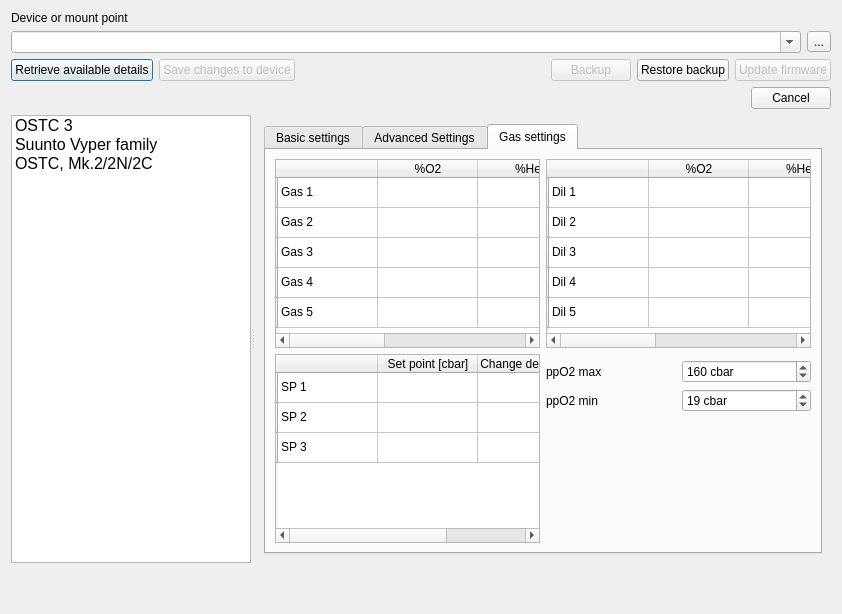
Before: the Qt Designer form qt-ui/configuredivecomputerdialog.ui in subsurface/subsurface, drawn with Qt 5.
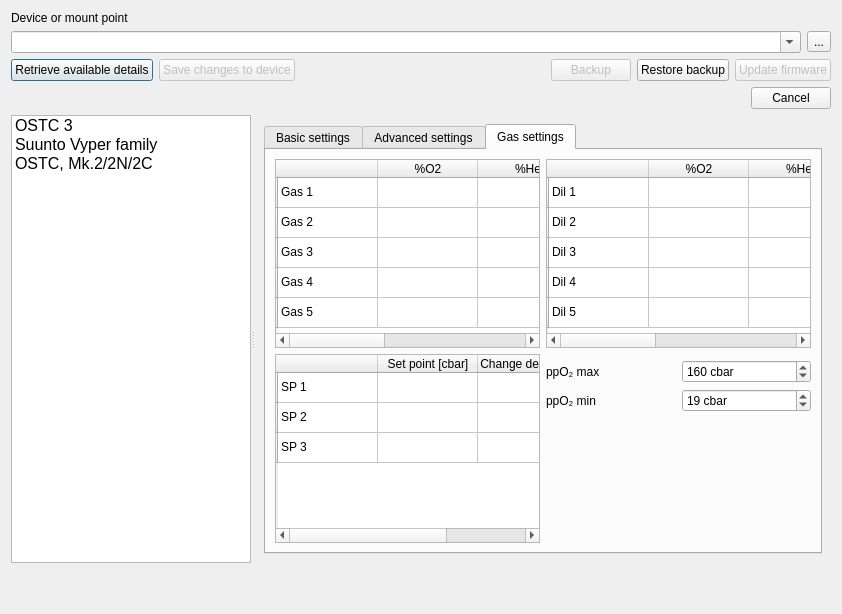
After: the same form once the commit is applied. The open tabs and pages were chosen to show the change. Icons and pictures are not drawn.

Commit message:
Text consistency changes
ppO2 represented with 2 as subscript.
Special l symbol for litres.
Capitalisation to bring in line with existing style.

Patch:
```diff
--- a/qt-ui/configuredivecomputerdialog.ui
+++ b/qt-ui/configuredivecomputerdialog.ui
@@ -1810,7 +1810,7 @@
           </widget>
           <widget class="QWidget" name="advancedSettings_3">
            <attribute name="title">
-            <string>Advanced Settings</string>
+            <string>Advanced settings</string>
            </attribute>
            <layout class="QGridLayout" name="gridLayout_5">
             <item row="3" column="0" colspan="2">
@@ -2352,14 +2352,14 @@
             <item row="3" column="2">
              <widget class="QLabel" name="label_60">
               <property name="text">
-               <string>ppO2 max</string>
+               <string>ppO₂ max</string>
               </property>
              </widget>
             </item>
             <item row="4" column="2">
              <widget class="QLabel" name="label_61">
               <property name="text">
-               <string>ppO2 min</string>
+               <string>ppO₂ min</string>
               </property>
              </widget>
             </item>
```
Left out of the diff: 2 changed lines with no effect on the pictures. The commit also changes 1 other file.
